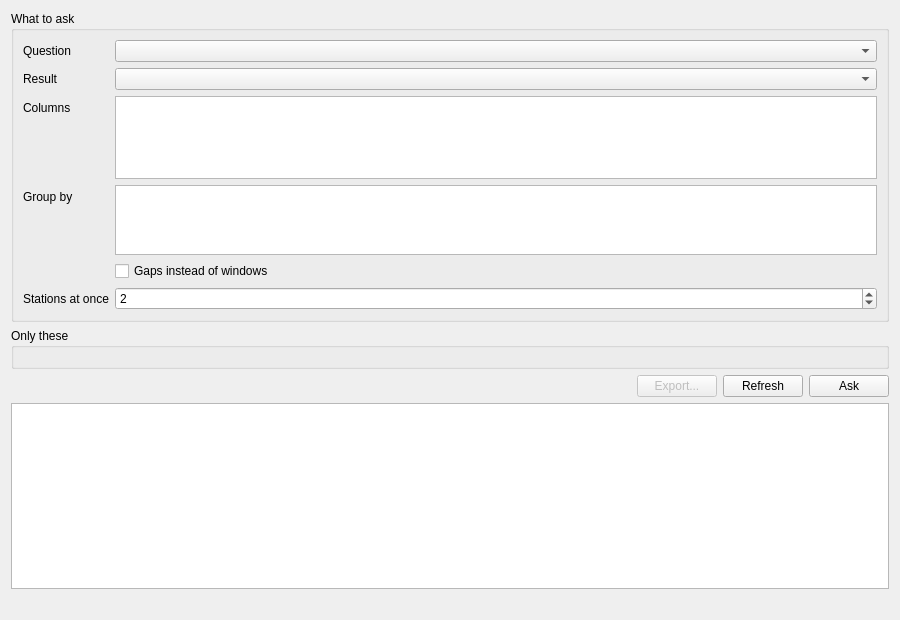
Above: pastrocore/gui_pyside/tab_analysis.ui from Torward1024/pAstroCORE before the change. Below: the same form after it.
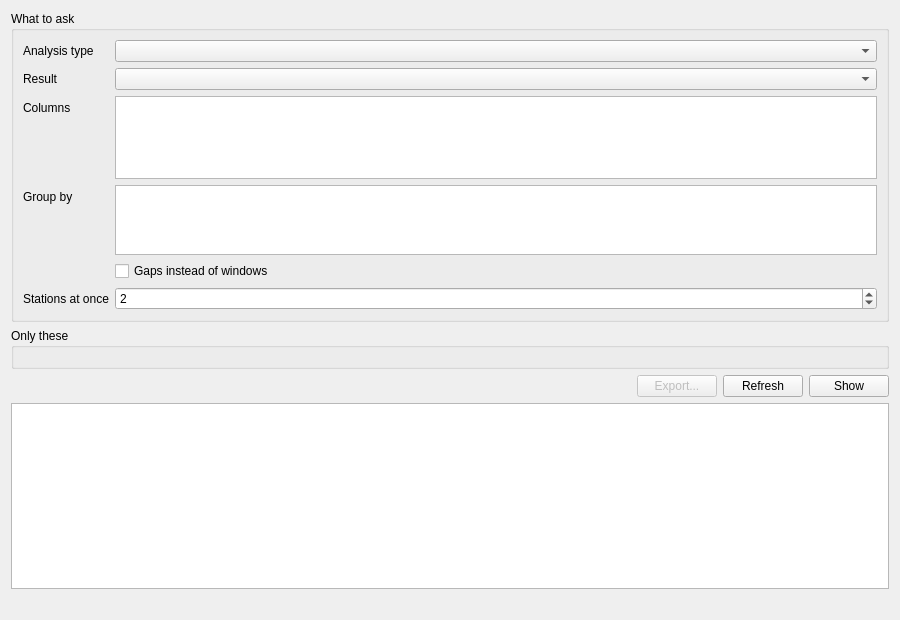
That is the form after the change.

Commit message:
07.09.2026 -- G6, and the Analysis tab stops looking like a harness.
G6. Nine visualization tabs, 2562 lines, each with the same nine methods and
no two byte-identical -- parallel variations, with the differences that
mattered buried among the ones that did not. They are 832 lines now: what
varies is four declarations, and a tab that needs more overrides one method.

```diff
--- a/pastrocore/gui_pyside/tab_analysis.ui
+++ b/pastrocore/gui_pyside/tab_analysis.ui
@@ -23,7 +23,7 @@
       <item row="0" column="0">
        <widget class="QLabel" name="questionLabel">
         <property name="text">
-         <string>Question</string>
+         <string>Analysis type</string>
         </property>
        </widget>
       </item>
@@ -153,7 +153,7 @@
      <item>
       <widget class="QPushButton" name="askButton">
        <property name="text">
-        <string>Ask</string>
+        <string>Show</string>
        </property>
       </widget>
      </item>
```
The commit also changes 18 other files.
